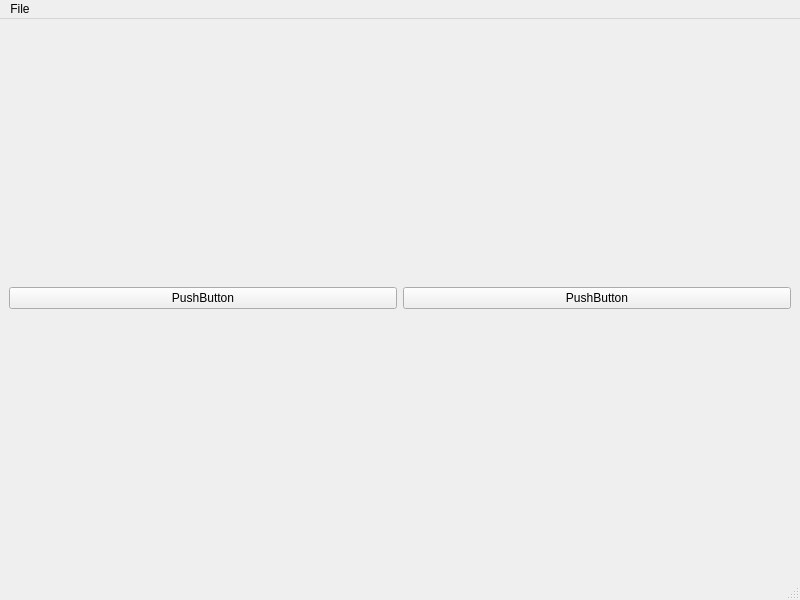
Above: Charts/mainwindow.ui from jentor67/Qt6Cmake before the change. Below: the same form after it.
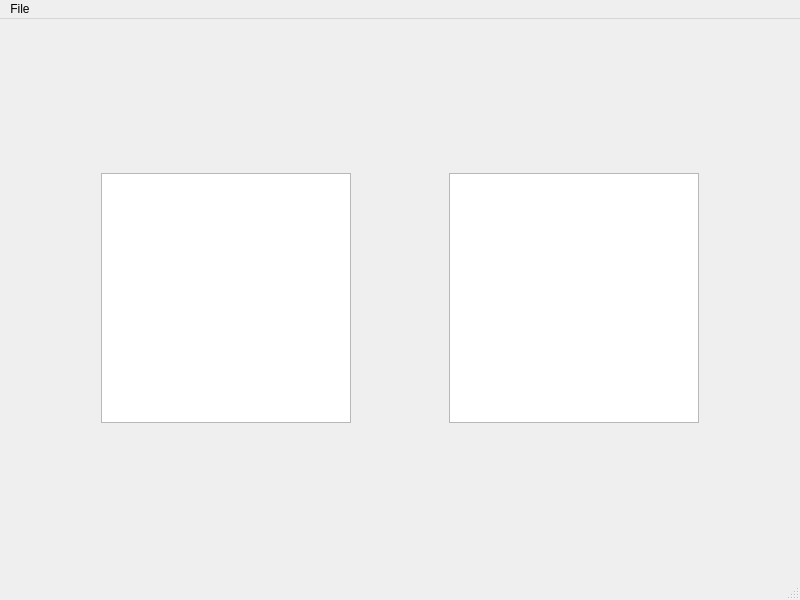
That is the form after the change. Custom widgets are drawn as their Qt base class.

Commit message: added two charts to form

```diff
--- a/Charts/mainwindow.ui
+++ b/Charts/mainwindow.ui
@@ -16,22 +16,24 @@
   <widget class="QWidget" name="centralwidget">
    <layout class="QHBoxLayout" name="horizontalLayout_2">
     <item>
-     <layout class="QHBoxLayout" name="horizontalLayout">
-      <item>
-       <widget class="QPushButton" name="pushButton_2">
-        <property name="text">
-         <string>PushButton</string>
+     <widget class="QChartView" name="graphicsView_2">
+      <property name="maximumSize">
+       <size>
+        <width>250</width>
+        <height>250</height>
+       </size>
         </property>
        </widget>
       </item>
       <item>
-       <widget class="QPushButton" name="pushButton">
-        <property name="text">
-         <string>PushButton</string>
-        </property>
-       </widget>
-      </item>
-     </layout>
+     <widget class="QChartView" name="graphicsView">
+      <property name="maximumSize">
+       <size>
+        <width>250</width>
+        <height>250</height>
+       </size>
+      </property>
+     </widget>
     </item>
    </layout>
   </widget>
@@ -60,6 +62,13 @@
    </property>
   </action>
  </widget>
+ <customwidgets>
+  <customwidget>
+   <class>QChartView</class>
+   <extends>QGraphicsView</extends>
+   <header>QtCharts/QChartView</header>
+  </customwidget>
+ </customwidgets>
  <resources/>
  <connections/>
 </ui>
```
Lines whose indentation alone changed are shown as unchanged. The commit also changes 1 other file.
